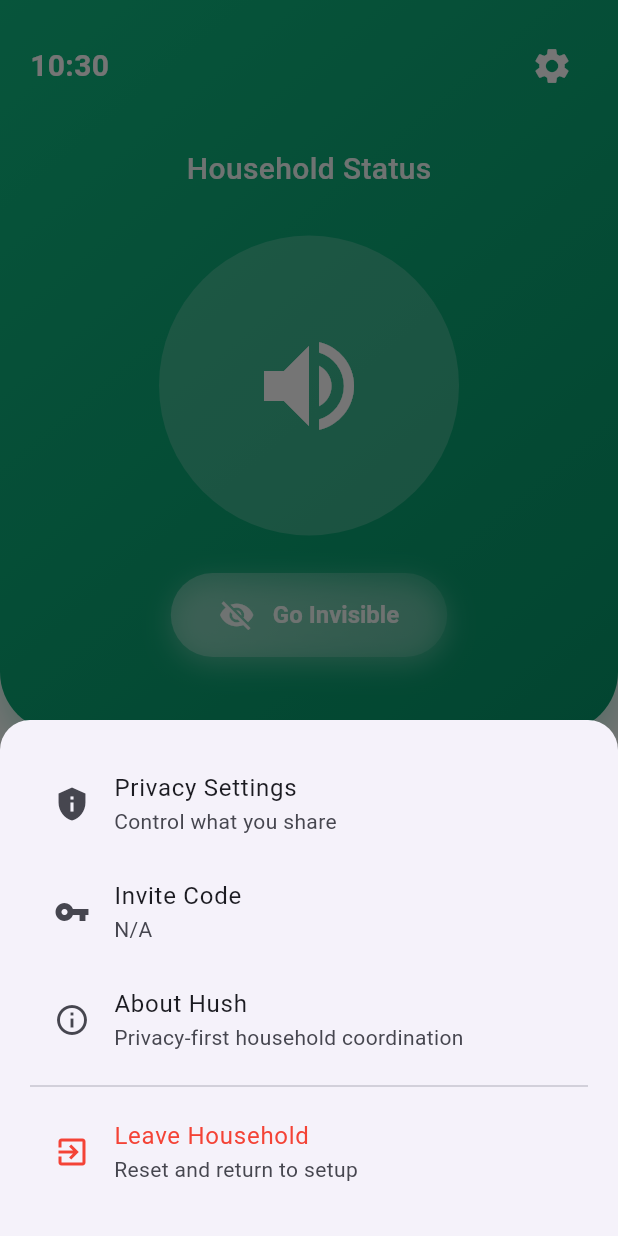
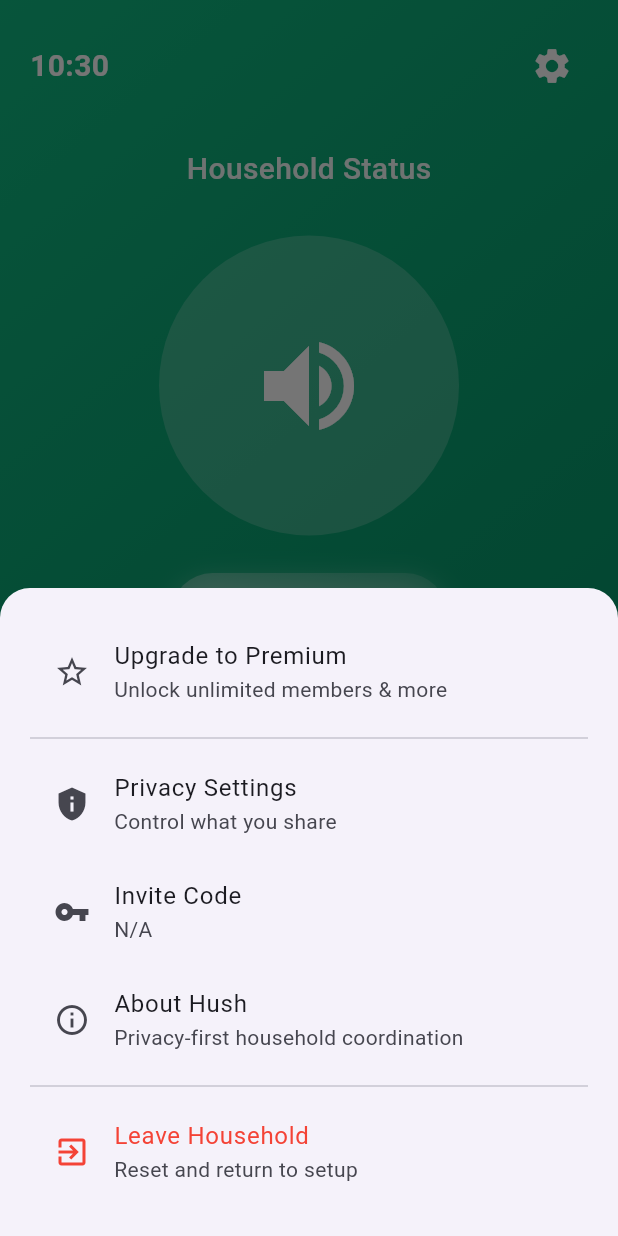
Before and after one commit to jaredleoa/Hush, a Flutter app: the HushHomePage screen opened directly, after a tap on the "settings" icon, on a phone screen of 412 x 824 dp. Run offline on Flutter 3.47's test engine with Material 3 defaults, Android fonts, the phone set to English and light mode, and no system bars; our stand-ins replace flutter_local_notifications, shared_preferences, supabase_flutter; accounts and stored records are empty.

Commit message:
refactor: remove RevenueCat integration and simplify subscription management

```diff
--- a/hush/lib/models/subscription_tier.dart
+++ b/hush/lib/models/subscription_tier.dart
@@ -10,7 +10,7 @@ extension SubscriptionTierExtension on SubscriptionTier {
         return 'Hush Basic';
       case SubscriptionTier.pro:
         return 'Hush Pro';
-      case SubscriptionTier.premium:
+      case SubscriptionTier.premium: // This should match the enum value
         return 'Hush Premium';
     }
   }
--- a/hush/lib/screens/home_screen.dart
+++ b/hush/lib/screens/home_screen.dart
@@ -1,11 +1,15 @@
 import 'package:flutter/material.dart';
 import 'package:flutter/services.dart';
+import 'package:provider/provider.dart';
 import 'package:shared_preferences/shared_preferences.dart';
+import '../services/subscription_service.dart';
+import 'paywall_screen.dart';
 import '../models/privacy_settings.dart';
 import '../models/user_status.dart';
 import '../models/quiet_reason.dart';
 import '../models/sharing_mode.dart';
 import '../services/notification_service.dart';
+import '../models/subscription_tier.dart';
 import 'privacy_settings_screen.dart';
 import 'household_setup_screen.dart';
 
@@ -799,12 +803,37 @@ class _HushHomePageState extends State<HushHomePage>
       shape: RoundedRectangleBorder(
         borderRadius: BorderRadius.vertical(top: Radius.circular(20)),
       ),
-      builder:
-          (context) => Container(
+      builder: (context) => Container(
         padding: EdgeInsets.all(20),
         child: Column(
           mainAxisSize: MainAxisSize.min,
           children: [
+            // Subscription Management
+            Consumer<SubscriptionService>(
+              builder: (context, subscription, child) {
+                return ListTile(
+                  leading: Icon(
+                    subscription.isPremium ? Icons.star : Icons.star_border,
+                    color: subscription.isPremium ? Colors.amber : null,
+                  ),
+                  title: Text(subscription.isPremium
+                    ? 'Manage Subscription'
+                    : 'Upgrade to Premium'),
+                  subtitle: Text(subscription.isPremium
+                    ? subscription.currentTier.displayName
+                    : 'Unlock unlimited members & more'),
+                  onTap: () {
+                    Navigator.pop(context);
+                    Navigator.push(
+                      context,
+                      MaterialPageRoute(builder: (_) => PaywallScreen()),
+                    );
+                  },
+                );
+              },
+            ),
+            Divider(),
+            // Privacy Settings
             ListTile(
               leading: Icon(Icons.privacy_tip),
               title: Text('Privacy Settings'),
@@ -833,10 +862,12 @@ class _HushHomePageState extends State<HushHomePage>
                   onTap: () async {
                     final prefs = await SharedPreferences.getInstance();
                     final code = prefs.getString('inviteCode') ?? '';
-                    Clipboard.setData(ClipboardData(text: code));
+                    await Clipboard.setData(ClipboardData(text: code));
+                    if (context.mounted) {
                       ScaffoldMessenger.of(context).showSnackBar(
-                      SnackBar(content: Text('Invite code copied!')),
+                        const SnackBar(content: Text('Invite code copied!')),
                       );
+                    }
                   },
                 ),
                 ListTile(
--- a/hush/lib/widgets/subscription_status_widget.dart
+++ b/hush/lib/widgets/subscription_status_widget.dart
@@ -3,6 +3,7 @@ import 'package:flutter/material.dart';
 import 'package:provider/provider.dart';
 import '../services/subscription_service.dart';
 import '../screens/paywall_screen.dart';
+import '../models/subscription_tier.dart';
 
 class SubscriptionStatusWidget extends StatelessWidget {
   const SubscriptionStatusWidget({Key? key}) : super(key: key);
@@ -55,7 +56,7 @@ class SubscriptionStatusWidget extends StatelessWidget {
               crossAxisAlignment: CrossAxisAlignment.start,
               children: [
                 Text(
-                  '${subscription.currentTier.name[0].toUpperCase()}${subscription.currentTier.name.substring(1)}',
+                  subscription.currentTier.displayName,
                   style: TextStyle(
                     fontWeight: FontWeight.bold,
                     color: Color(0xFF6366F1),
--- a/hush/pubspec.yaml
+++ b/hush/pubspec.yaml
@@ -11,15 +11,11 @@ dependencies:
   flutter:
     sdk: flutter
 
-  # Existing dependencies
   cupertino_icons: ^1.0.8
   supabase_flutter: ^2.9.1
   flutter_local_notifications: ^19.2.1
   shared_preferences: ^2.5.3
   provider: ^6.1.5
-
-  # FIXED: Use only RevenueCat for subscriptions (removes conflict)
-  purchases_flutter: ^6.30.2
 
 dev_dependencies:
   flutter_test:
```
Also changed, not shown: hush/lib/screens/paywall_screen.dart (+3 -6 lines), hush/lib/services/subscription_service.dart (+5 -112 lines), hush/pubspec.lock, 2 other files. Lines whose indentation alone changed are shown as unchanged.
